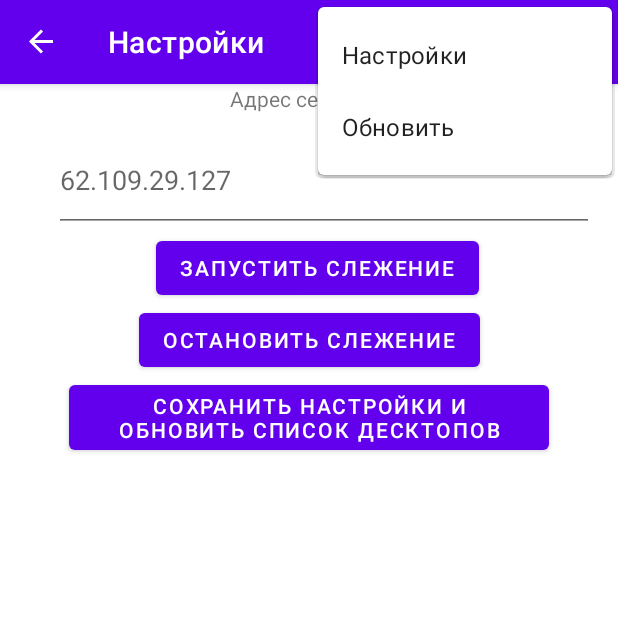
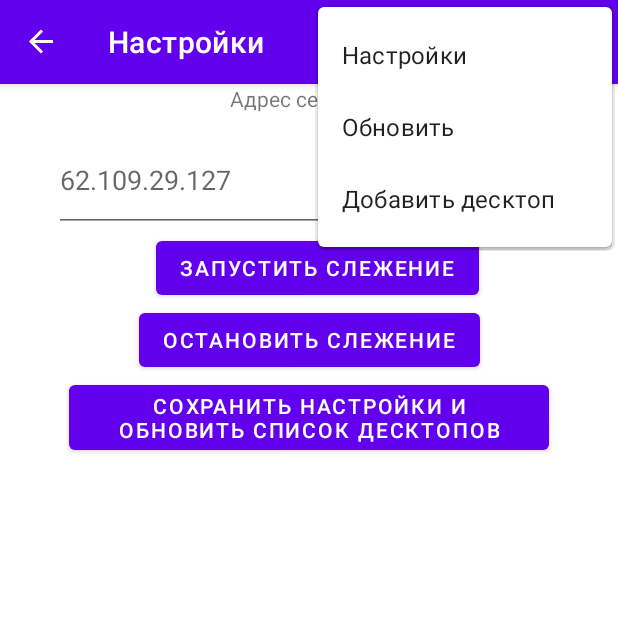
Before and after one commit to maxwellchaos/ScreenWatcherMobile, an Android app: the Settings screen opened through its navigation route, with the options menu open, on a phone screen of 412 x 824 dp, the top half of it. Run offline under Robolectric (Android 15) with nearby library versions, the light colour scheme and no system bars; our stand-ins replace navigation-ui.

Commit message:
теперь показывает только добавленные вручную десктопы

```diff
--- a/app/src/main/java/com/screenwatch/screenwatcher/Desktop.java
+++ b/app/src/main/java/com/screenwatch/screenwatcher/Desktop.java
@@ -1,4 +1,6 @@
 package com.screenwatch.screenwatcher;
+
+import androidx.annotation.NonNull;
 
 import com.google.gson.Gson;
 import com.google.gson.reflect.TypeToken;
@@ -113,6 +115,7 @@ public class Desktop extends Object {
     }
 
     //Взять данные с сервера по http
+    @NonNull
     public static String getContent(String path) throws IOException {
         BufferedReader reader = null;
         InputStream stream = null;
--- a/app/src/main/java/com/screenwatch/screenwatcher/DesktopList.java
+++ b/app/src/main/java/com/screenwatch/screenwatcher/DesktopList.java
@@ -78,11 +78,15 @@ public class DesktopList extends Fragment {
 
                 //удалить все компьютеры из списка
                 ListLayout.removeAllViews();
+                DesktopIdList idList = new DesktopIdList(getContext());
 
                 try {
                     //Разбираю полученные данные
                     List<Desktop> dataItems = Desktop.Parse(result);
                     for (Desktop item : dataItems) {
+                        if(!idList.contains(item.getComputerId())) {
+                            continue;
+                        }
                         Log.d("getting Data",item.getComputerName());
                         //Название компа
                         TextView textItem = new TextView(ListLayout.getContext());
--- a/app/src/main/res/menu/menu_main.xml
+++ b/app/src/main/res/menu/menu_main.xml
@@ -4,7 +4,7 @@
     xmlns:tools="http://schemas.android.com/tools"
     tools:context="com.screenwatch.screenwatcher.MainActivity">
     <item
-        android:id="@+id/action_settings"
+        android:id="@+id/Settings"
         android:onClick="onSettings"
         android:orderInCategory="100"
         android:title="Настройки"
@@ -15,4 +15,10 @@
         android:orderInCategory="100"
         android:title="Обновить"
         app:showAsAction="never" />
+    <item
+        android:id="@+id/action_DesktopList_to_DesktopAdd"
+        android:onClick="onDesktopAdd"
+        android:orderInCategory="100"
+        android:title="Добавить десктоп"
+        app:showAsAction="never" />
 </menu>
--- a/app/src/main/res/navigation/nav_graph.xml
+++ b/app/src/main/res/navigation/nav_graph.xml
@@ -14,6 +14,9 @@
         <action
             android:id="@+id/action_FirstFragment_to_SecondFragment"
             app:destination="@id/Settings" />
+        <action
+            android:id="@+id/action_DesktopList_to_DesktopAdd"
+            app:destination="@id/DesktopAdd" />
     </fragment>
     <fragment
         android:id="@+id/Settings"
@@ -25,4 +28,15 @@
             android:id="@+id/action_SecondFragment_to_FirstFragment"
             app:destination="@id/DesktopList" />
     </fragment>
+    <fragment
+        android:id="@+id/DesktopAdd"
+        android:name="com.screenwatch.screenwatcher.desktop_add"
+        android:label="Добавление десктопа"
+        tools:layout="@layout/fragment_desktop_add">
+
+
+        <action
+            android:id="@+id/action_DesktopAdd_to_DesktopList"
+            app:destination="@id/DesktopList" />
+    </fragment>
 </navigation>
--- a/app/src/main/res/values/strings.xml
+++ b/app/src/main/res/values/strings.xml
@@ -25,4 +25,6 @@
     <string name="attachment_summary_on">Automatically download attachments for incoming emails
     </string>
     <string name="attachment_summary_off">Only download attachments when manually requested</string>
+    <!-- TODO: Remove or change this placeholder text -->
+    <string name="hello_blank_fragment">Hello blank fragment</string>
 </resources>
```
Also changed, not shown: app/src/main/java/com/screenwatch/screenwatcher/DesktopIdList.java (added, +86 -0 lines), app/src/main/java/com/screenwatch/screenwatcher/DesktopIdRepositopy.java (added, +11 -0 lines), app/src/main/java/com/screenwatch/screenwatcher/MainActivity.java (+9 -2 lines), app/src/main/java/com/screenwatch/screenwatcher/desktop_add.java (added, +66 -0 lines), app/src/main/res/layout/fragment_desktop_add.xml (added, +42 -0 lines), app/src/main/res/xml/root_preferences.xml (+30 -0 lines).
